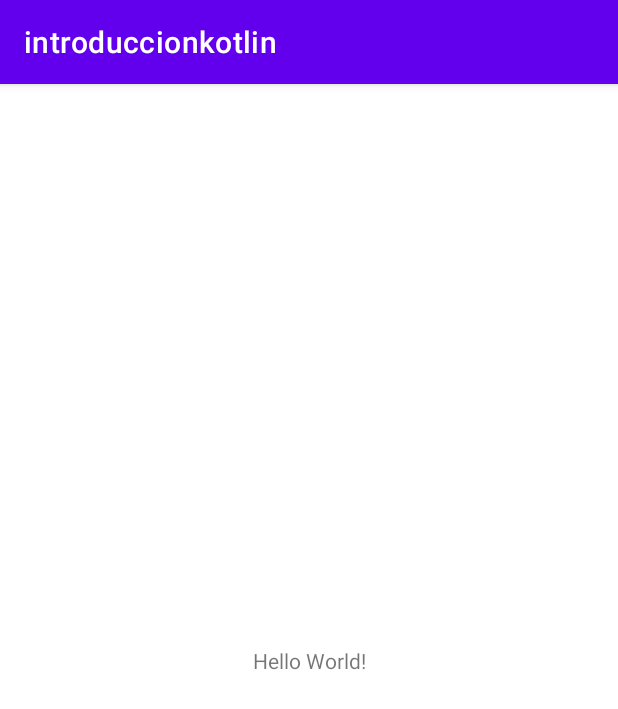
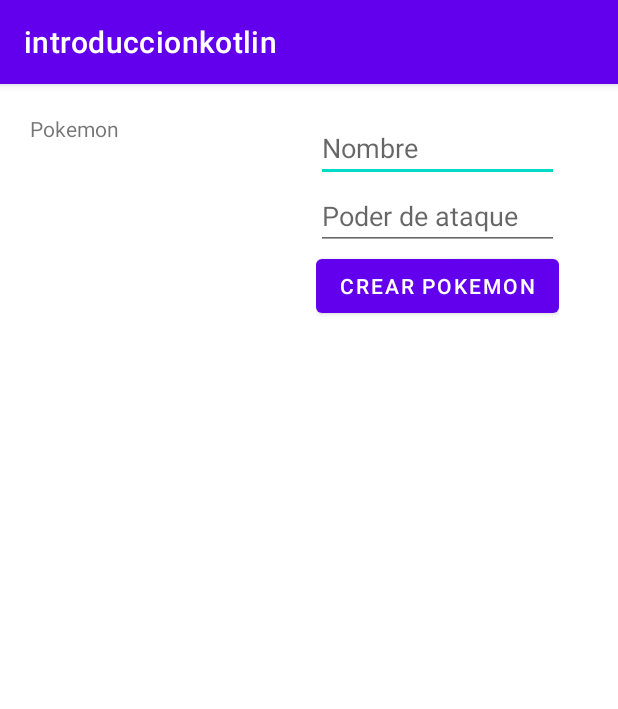
Before and after one commit to jaum06/Programacion-de-Aplicaciones-para-Android-con-Kotlin-2022, an Android app: the screen it shows after launch (MainActivity), on a phone screen of 412 x 824 dp. Shown: the top 709 px of the screen. Run offline under Robolectric (Android 15) with nearby library versions, the phone set to English and light mode, and no system bars.

Commit message:
2. POO implementación visual del código

```diff
--- a/app/src/main/java/com/zlasher/cursobasico/MainActivity.kt
+++ b/app/src/main/java/com/zlasher/cursobasico/MainActivity.kt
@@ -2,32 +2,47 @@ package com.zlasher.cursobasico
 
 import androidx.appcompat.app.AppCompatActivity
 import android.os.Bundle
+import android.view.View
+import android.widget.EditText
+import android.widget.ImageView
+import android.widget.TextView
 
 class MainActivity : AppCompatActivity() {
+
+    private lateinit var pokemon: Pokemon
 
     override fun onCreate(savedInstanceState: Bundle?) {
         super.onCreate(savedInstanceState)
         setContentView(R.layout.activity_main)
 
-        var num: Int
-        val jota: Person = Person("Andres", "sad13r")
-        var anonimo: Person = Person()
-        println(jota.alive)
-        println(jota.name)
-        println(jota.passport)
+    }
 
-        anonimo.Person()
-        println(anonimo.alive)
-        println(anonimo.name)
-        println(anonimo.passport)
+    fun createNewPokemon(v: View) {
 
-        jota.die()
-        println(jota.alive)
+        val etName = findViewById<EditText>(R.id.etName)
+        val etAttackPower = findViewById<EditText>(R.id.etAttackPower)
+        pokemon = Pokemon()
 
-        val bicho: Pokemon = Pokemon()
-        println(bicho.getName())
-        println(bicho.getAttackPower())
-        println(bicho.setLife(30f))
-        println(bicho.getLife())
+        if (!etName.text.isNullOrEmpty() && !etAttackPower.text.isNullOrEmpty()) {
+            pokemon.Pokemon(etName.text.toString(), etAttackPower.text.toString().toFloat())
+        }
+
+        val ivPokemon = findViewById<ImageView>(R.id.ivPokemon)
+        ivPokemon.setImageResource(R.mipmap.pokemon)
+
+        val tvPokemon = findViewById<TextView>(R.id.tvPokemon)
+        loadDataPokemon(tvPokemon, pokemon)
     }
+
+    private fun loadDataPokemon(tvPokemon: TextView, pokemon: Pokemon) {
+
+        var description: String = ""
+        description = pokemon.getName()
+        description += " (AP: " + pokemon.getAttackPower().toInt()
+        description += " - L:" + pokemon.getLife().toInt() + ")"
+
+        tvPokemon.text = description
+    }
+
+
 }
--- a/app/src/main/res/layout/activity_main.xml
+++ b/app/src/main/res/layout/activity_main.xml
@@ -6,13 +6,59 @@
     android:layout_height="match_parent"
     tools:context=".MainActivity">
 
-    <TextView
+    <LinearLayout
+        android:id="@+id/linearLayout"
         android:layout_width="wrap_content"
         android:layout_height="wrap_content"
-        android:text="Hello World!"
-        app:layout_constraintBottom_toBottomOf="parent"
+        android:layout_marginStart="20dp"
+        android:layout_marginTop="20dp"
+        android:orientation="vertical"
+        app:layout_constraintStart_toStartOf="parent"
+        app:layout_constraintTop_toTopOf="parent">
+
+        <ImageView
+            android:id="@+id/ivPokemon"
+            android:layout_width="wrap_content"
+            android:layout_height="wrap_content"
+            tools:srcCompat="@mipmap/pokemon" />
+
+        <TextView
+            android:id="@+id/tvPokemon"
+            android:layout_width="151dp"
+            android:layout_height="wrap_content"
+            android:text="Pokemon" />
+    </LinearLayout>
+
+    <LinearLayout
+        android:layout_width="wrap_content"
+        android:layout_height="wrap_content"
+        android:layout_marginTop="20dp"
+        android:layout_marginEnd="20dp"
+        android:layout_marginStart="20dp"
+        android:orientation="vertical"
         app:layout_constraintEnd_toEndOf="parent"
-        app:layout_constraintStart_toStartOf="parent"
-        app:layout_constraintTop_toTopOf="parent" />
+        app:layout_constraintStart_toEndOf="@+id/linearLayout"
+        app:layout_constraintTop_toTopOf="parent">
+
+        <EditText
+            android:id="@+id/etName"
+            android:layout_width="match_parent"
+            android:layout_height="wrap_content"
+            android:hint="Nombre"
+            android:textAllCaps="false" />
+
+        <EditText
+            android:id="@+id/etAttackPower"
+            android:layout_width="match_parent"
+            android:layout_height="wrap_content"
+            android:hint="Poder de ataque" />
+
+        <Button
+            android:id="@+id/btnNewPokemon"
+            android:layout_width="match_parent"
+            android:layout_height="wrap_content"
+            android:onClick="createNewPokemon"
+            android:text="Crear Pokemon" />
+    </LinearLayout>
 
 </androidx.constraintlayout.widget.ConstraintLayout>
```
Also changed, not shown: app/src/main/res/mipmap-hdpi/pokemon.jpg (added).
